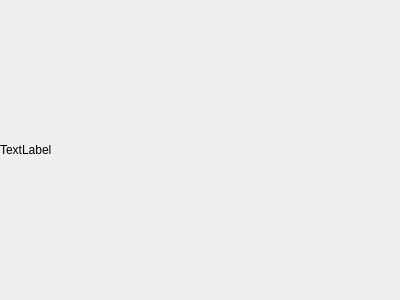
Above: src/chapter06/ks06_01/customwidget.ui from hongfei163/gui before the change. Below: the same form after it.
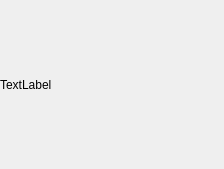
That is the form after the change.

Diff of the .ui file:
```diff
--- a/src/chapter06/ks06_01/customwidget.ui
+++ b/src/chapter06/ks06_01/customwidget.ui
@@ -6,8 +6,8 @@
    <rect>
     <x>0</x>
     <y>0</y>
-    <width>400</width>
-    <height>300</height>
+    <width>224</width>
+    <height>169</height>
    </rect>
   </property>
   <property name="windowTitle">
```
Left out of the diff: 4 changed lines with no effect on the pictures.
